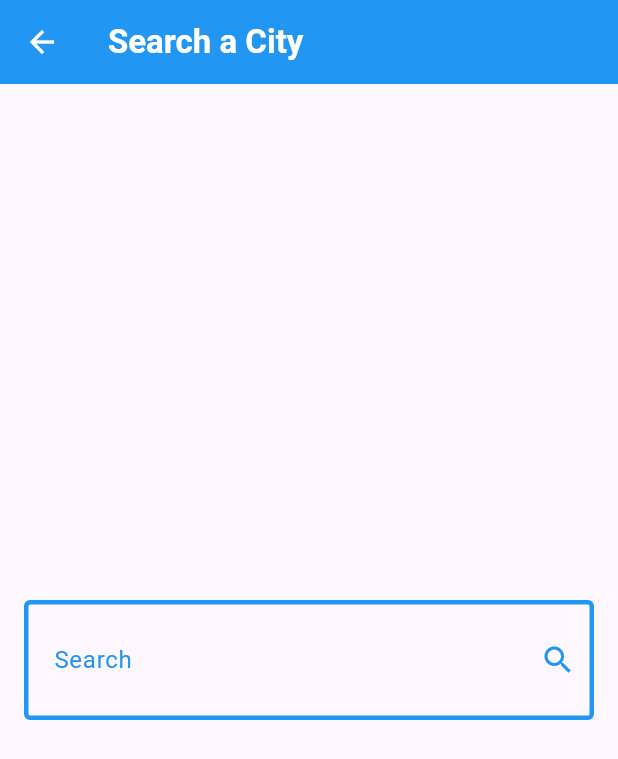
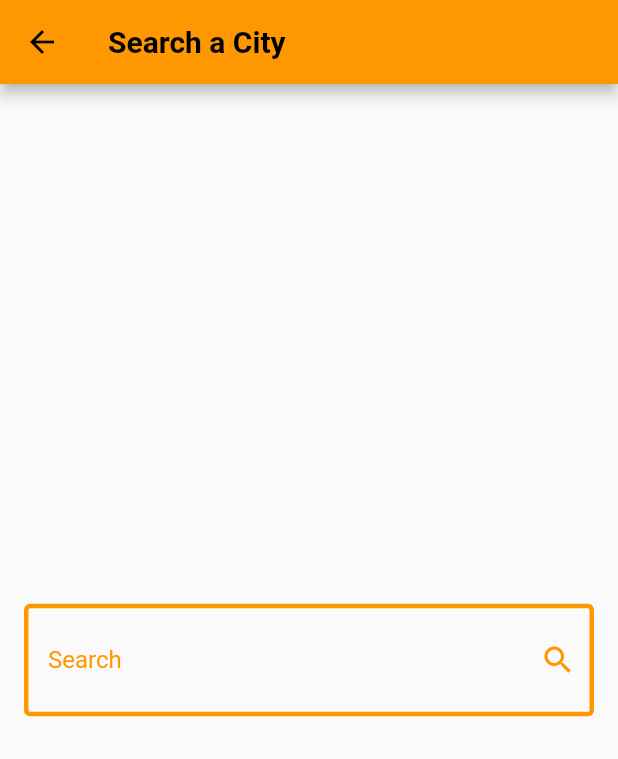
Before and after one commit to MarioMedhat10/Weather-App, a Flutter app: the screen it shows after launch, after a tap on the "search" icon, on a phone screen of 412 x 824 dp. Shown: the top 759 px of the screen. Run offline on Flutter 3.47's test engine with Material 3 defaults, Android fonts, the phone set to English and light mode, and no system bars; our stand-ins replace dio, flutter_bloc.

Commit message:
make a primarySwatch color for all screens and put switch cases for different weather conditions

```diff
--- a/lib/main.dart
+++ b/lib/main.dart
@@ -16,8 +16,117 @@ class WeatherApp extends StatelessWidget {
       create: (context) => GetWeatherCubit(),
       child: MaterialApp(
         debugShowCheckedModeBanner: false,
+        theme: ThemeData(
+          useMaterial3: false,
+          primarySwatch: getThemeColor('Sunny'),
+        ),
         home: HomeScreen(),
       ),
     );
   }
+
+  MaterialColor? getThemeColor(String condition) {
+    switch (condition) {
+      case "Sunny":
+        return Colors.orange;
+      case "Clear":
+        return Colors.blue;
+      case "Partly cloudy":
+        return Colors.lightBlue;
+      case "Cloudy":
+        return Colors.grey;
+      case "Overcast":
+        return Colors.grey;
+      case "Mist":
+        return Colors.grey;
+      case "Patchy rain possible":
+        return Colors.lightBlue;
+      case "Patchy snow possible":
+        return Colors.grey;
+      case "Patchy sleet possible":
+        return Colors.grey;
+      case "Patchy freezing drizzle possible":
+        return Colors.grey;
+      case "Thundery outbreaks possible":
+        return Colors.amber;
+      case "Blowing snow":
+        return Colors.white as MaterialColor;
+      case "Blizzard":
+        return Colors.white as MaterialColor;
+      case "Fog":
+        return Colors.grey;
+      case "Freezing fog":
+        return Colors.grey;
+      case "Patchy light drizzle":
+        return Colors.grey;
+      case "Light drizzle":
+        return Colors.grey;
+      case "Freezing drizzle":
+        return Colors.grey;
+      case "Heavy freezing drizzle":
+        return Colors.grey;
+      case "Patchy light rain":
+        return Colors.lightBlue;
+      case "Light rain":
+        return Colors.lightBlue;
+      case "Moderate rain at times":
+        return Colors.lightBlue;
+      case "Moderate rain":
+        return Colors.lightBlue;
+      case "Heavy rain at times":
+        return Colors.lightBlue;
+      case "Heavy rain":
+        return Colors.lightBlue;
+      case "Light freezing rain":
+        return Colors.grey;
+      case "Moderate or heavy freezing rain":
+        return Colors.grey;
+      case "Light sleet":
+        return Colors.grey;
+      case "Moderate or heavy sleet":
+        return Colors.grey;
+      case "Patchy light snow":
+        return Colors.grey;
+      case "Light snow":
+        return Colors.grey;
+      case "Patchy moderate snow":
+        return Colors.grey;
+      case "Moderate snow":
+        return Colors.grey;
+      case "Patchy heavy snow":
+        return Colors.grey;
+      case "Heavy snow":
+        return Colors.grey;
+      case "Ice pellets":
+        return Colors.grey;
+      case "Light rain shower":
+        return Colors.lightBlue;
+      case "Moderate or heavy rain shower":
+        return Colors.lightBlue;
+      case "Torrential rain shower":
+        return Colors.lightBlue;
+      case "Light sleet showers":
+        return Colors.grey;
+      case "Moderate or heavy sleet showers":
+        return Colors.grey;
+      case "Light snow showers":
+        return Colors.grey;
+      case "Moderate or heavy snow showers":
+        return Colors.grey;
+      case "Light showers of ice pellets":
+        return Colors.grey;
+      case "Moderate or heavy showers of ice pellets":
+        return Colors.grey;
+      case "Patchy light rain with thunder":
+        return Colors.amber;
+      case "Moderate or heavy rain with thunder":
+        return Colors.amber;
+      case "Patchy light snow with thunder":
+        return Colors.amber;
+      case "Moderate or heavy snow with thunder":
+        return Colors.amber;
+      default:
+        return Colors.blue;
+    }
+  }
 }
--- a/lib/screens/home_screen.dart
+++ b/lib/screens/home_screen.dart
@@ -14,8 +14,6 @@ class HomeScreen extends StatelessWidget {
   Widget build(BuildContext context) {
     return Scaffold(
       appBar: AppBar(
-        backgroundColor: Colors.blue,
-        foregroundColor: Colors.white,
         title: const Text(
           "Weather App",
           style: TextStyle(
--- a/lib/screens/search_screen.dart
+++ b/lib/screens/search_screen.dart
@@ -15,11 +15,6 @@ class SearchScreen extends StatelessWidget {
   Widget build(BuildContext context) {
     return Scaffold(
       appBar: AppBar(
-        backgroundColor: Colors.blue,
-        foregroundColor: Colors.white,
-        systemOverlayStyle: const SystemUiOverlayStyle(
-          statusBarIconBrightness: Brightness.light,
-        ),
         title: const Text(
           'Search a City',
           style: TextStyle(fontWeight: FontWeight.w600),
@@ -30,7 +25,7 @@ class SearchScreen extends StatelessWidget {
         child: Center(
           child: TextField(
             // to customize the cursor color
-            cursorColor: Colors.blue,
+            cursorColor: Theme.of(context).primaryColor,
             /*
             * to access the value inside text field
             *   there are two ways :
@@ -60,7 +55,7 @@ class SearchScreen extends StatelessWidget {
               enabledBorder: OutlineInputBorder(
                 // borderRadius: BorderRadius.circular(16),
                 borderSide: BorderSide(
-                  color: Colors.blue,
+                  color: Theme.of(context).primaryColor,
                   width: 3,
                 ),
               ),
@@ -70,7 +65,7 @@ class SearchScreen extends StatelessWidget {
               focusedBorder: OutlineInputBorder(
                 // borderRadius: BorderRadius.circular(16),
                 borderSide: BorderSide(
-                  color: Colors.blue,
+                  color: Theme.of(context).primaryColor,
                   width: 3,
                 ),
               ),
@@ -87,9 +82,9 @@ class SearchScreen extends StatelessWidget {
               suffixIcon: Icon(
                 Icons.search,
               ),
-              suffixIconColor: Colors.blue,
+              suffixIconColor: Theme.of(context).primaryColor,
               labelText: 'Search',
-              labelStyle: TextStyle(color: Colors.blue),
+              labelStyle: TextStyle(color: Theme.of(context).primaryColor),
               /*
               * to customize the width and height of text input field
               *  we need to use content padding
```
